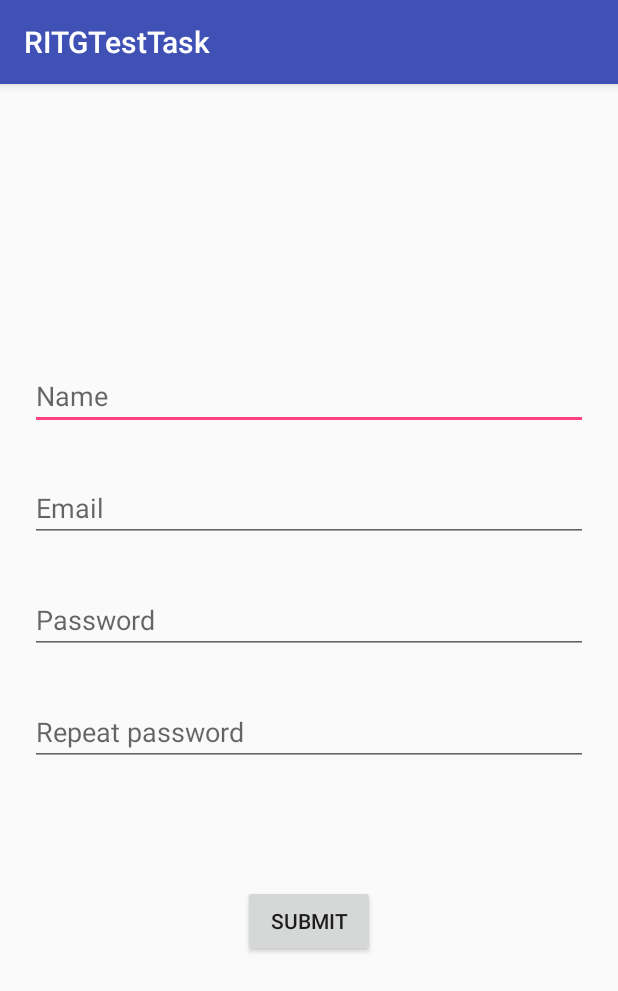
After one commit to Ke4nuReeves/RITGTestTask, an Android app: the fragment RegistrationFragment shown on its own in the app's theme, on a phone screen of 412 x 824 dp. The commit adds this screen. Shown: the top 991 px of the screen. Run offline under Robolectric (Android 15) with nearby library versions, the phone set to English and light mode, and no system bars.

Commit message:
Added RegistrationFragment, layout and some validation

```diff
--- a/app/src/main/java/com/dmitriytitov/ritgtesttask/MainActivity.java
+++ b/app/src/main/java/com/dmitriytitov/ritgtesttask/MainActivity.java
@@ -10,6 +10,7 @@ import android.os.Bundle;
 import com.dmitriytitov.ritgtesttask.data.DataLoader;
 import com.dmitriytitov.ritgtesttask.fragments.DataListFragment;
 import com.dmitriytitov.ritgtesttask.fragments.MusicFragment;
+import com.dmitriytitov.ritgtesttask.fragments.RegistrationFragment;
 
 public class MainActivity extends AppCompatActivity{
 
@@ -43,8 +44,7 @@ public class MainActivity extends AppCompatActivity{
                 case 3:
                     return new MusicFragment();
                 case 4:
-                    //TODO registration fragment
-                    break;
+                    return new RegistrationFragment();
             }
             return null;
         }
@@ -59,7 +59,7 @@ public class MainActivity extends AppCompatActivity{
 
         @Override
         public int getCount() {
-            return 4;
+            return 5;
         }
 
         //TODO change text to images
--- a/app/src/main/java/com/dmitriytitov/ritgtesttask/data/DataLoader.java
+++ b/app/src/main/java/com/dmitriytitov/ritgtesttask/data/DataLoader.java
@@ -41,7 +41,6 @@ public class DataLoader {
         this.recyclerView = recyclerView;
         this.requestType = requestType;
     }
-
 
     public void requestData() {
         switch (requestType) {
--- a/app/src/main/java/com/dmitriytitov/ritgtesttask/fragments/MusicFragment.java
+++ b/app/src/main/java/com/dmitriytitov/ritgtesttask/fragments/MusicFragment.java
@@ -21,6 +21,7 @@ import org.springframework.http.HttpMethod;
 import org.springframework.http.HttpStatus;
 import org.springframework.http.MediaType;
 import org.springframework.http.ResponseEntity;
+import org.springframework.web.client.RestClientException;
 import org.springframework.web.client.RestTemplate;
 
 import java.io.File;
@@ -87,7 +88,7 @@ public class MusicFragment extends Fragment {
         pauseButton.setOnClickListener(new View.OnClickListener() {
             @Override
             public void onClick(View v) {
-                if (mediaPlayer.isPlaying()) {
+                if (mediaPlayer != null && mediaPlayer.isPlaying()) {
                     mediaPlayer.pause();
                     onPause = true;
                 }
@@ -114,9 +115,15 @@ public class MusicFragment extends Fragment {
 
         @Override
         protected Boolean doInBackground(Void... params) {
+            try {
+                response = restTemplate.exchange(Constants.URL.GET_MUSIC,
+                        HttpMethod.GET, entity, byte[].class, "1");
 
-            response = restTemplate.exchange(Constants.URL.GET_MUSIC,
-                    HttpMethod.GET, entity, byte[].class, "1");
+            } catch (RestClientException ex) {
+
+                return false;
+            }
+
             return response.getStatusCode() == HttpStatus.OK;
         }
 
--- /dev/null
+++ b/app/src/main/java/com/dmitriytitov/ritgtesttask/fragments/RegistrationFragment.java
@@ -0,0 +1,160 @@
+package com.dmitriytitov.ritgtesttask.fragments;
+
+
+import android.os.Bundle;
+import android.support.v4.app.Fragment;
+import android.text.Editable;
+import android.text.TextWatcher;
+import android.view.LayoutInflater;
+import android.view.View;
+import android.view.ViewGroup;
+import android.widget.EditText;
+import android.widget.TextView;
+
+import com.dmitriytitov.ritgtesttask.R;
+
+/**
+ * A simple {@link Fragment} subclass.
+ */
+public class RegistrationFragment extends Fragment {
+
+    /*private EditText nameEditText;
+    private EditText emailEditText;*/
+    private EditText passEditText;
+    /*private EditText repeatPassEditText;*/
+    private TextView nameHint;
+    private TextView emailHint;
+    private TextView passHint;
+    private TextView repeatPassHint;
+
+    public RegistrationFragment() {
+        // Required empty public constructor
+    }
+
+
+    @Override
+    public View onCreateView(LayoutInflater inflater, ViewGroup container,
+                             Bundle savedInstanceState) {
+        // Inflate the layout for this fragment
+        View rootView =  inflater.inflate(R.layout.fragment_registration, container, false);
+
+        EditText nameEditText = (EditText) rootView.findViewById(R.id.name_field);
+        EditText emailEditText = (EditText) rootView.findViewById(R.id.email_field);
+        passEditText = (EditText) rootView.findViewById(R.id.password_field);
+        EditText repeatPassEditText = (EditText) rootView.findViewById(R.id.repeat_pass_field);
+
+        nameHint = (TextView) rootView.findViewById(R.id.name_hint);
+        emailHint = (TextView) rootView.findViewById(R.id.email_hint);
+        passHint = (TextView) rootView.findViewById(R.id.password_hint);
+        repeatPassHint = (TextView) rootView.findViewById(R.id.repeat_pass_hint);
+
+        nameEditText.addTextChangedListener(nameWatcher);
+        emailEditText.addTextChangedListener(emailWatcher);
+        passEditText.addTextChangedListener(passWatcher);
+        repeatPassEditText.addTextChangedListener(repeatPassWatcher);
+
+        return rootView;
+    }
+
+    private final TextWatcher nameWatcher = new TextWatcher() {
+        @Override
+        public void beforeTextChanged(CharSequence s, int start, int count, int after) {
+
+        }
+
+        @Override
+        public void onTextChanged(CharSequence s, int start, int before, int count) {
+
+        }
+
+        @Override
+        public void afterTextChanged(Editable s) {
+            if (s.length() == 0) {
+                nameHint.setVisibility(View.VISIBLE);
+                nameHint.setText(getResources().getString(R.string.enter_name_war));
+            } else if (s.length() < 4) {
+                nameHint.setVisibility(View.VISIBLE);
+                nameHint.setText(getResources().getString(R.string.short_name_war));
+            } else {
+              nameHint.setVisibility(View.INVISIBLE);
+            }
+        }
+    };
+
+    private final TextWatcher emailWatcher = new TextWatcher() {
+        @Override
+        public void beforeTextChanged(CharSequence s, int start, int count, int after) {
+
+        }
+
+        @Override
+        public void onTextChanged(CharSequence s, int start, int before, int count) {
+
+        }
+
+        @Override
+        public void afterTextChanged(Editable s) {
+            if (s.length() == 0) {
+                emailHint.setVisibility(View.VISIBLE);
+                emailHint.setText(getResources().getString(R.string.enter_email_war));
+            } else if (s.length() < 4) {
+                //TODO regular
+                emailHint.setVisibility(View.VISIBLE);
+                emailHint.setText(getResources().getString(R.string.incorrect_email_war));
+            } else {
+                emailHint.setVisibility(View.INVISIBLE);
+            }
+        }
+    };
+
+    private final TextWatcher passWatcher = new TextWatcher() {
+        @Override
+        public void beforeTextChanged(CharSequence s, int start, int count, int after) {
+
+        }
+
+        @Override
+        public void onTextChanged(CharSequence s, int start, int before, int count) {
+
+        }
+
+        @Override
+        public void afterTextChanged(Editable s) {
+            if (s.length() == 0) {
+                passHint.setVisibility(View.VISIBLE);
+                passHint.setText(getResources().getString(R.string.enter_pass_war));
+            } else if (s.length() < 6) {
+                passHint.setVisibility(View.VISIBLE);
+                passHint.setText(getResources().getString(R.string.short_pass_war));
+            } else {
+                passHint.setVisibility(View.INVISIBLE);
+            }
+        }
+    };
+
+    private final TextWatcher repeatPassWatcher = new TextWatcher() {
+        @Override
+        public void beforeTextChanged(CharSequence s, int start, int count, int after) {
+
+        }
+
+        @Override
+        public void onTextChanged(CharSequence s, int start, int before, int count) {
+
+        }
+
+        @Override
+        public void afterTextChanged(Editable s) {
+            if (s.length() == 0) {
+                repeatPassHint.setVisibility(View.VISIBLE);
+                repeatPassHint.setText(getResources().getString(R.string.repeat_pass_war));
+            } else if (!s.equals(passEditText.getText())) {
+                repeatPassHint.setVisibility(View.VISIBLE);
+                repeatPassHint.setText(getResources().getString(R.string.different_pass_war));
+            } else {
+                repeatPassHint.setVisibility(View.INVISIBLE);
+            }
+        }
+    };
+
+}
--- a/app/src/main/res/layout/fragment_music.xml
+++ b/app/src/main/res/layout/fragment_music.xml
@@ -10,7 +10,7 @@
         android:layout_width="150dp"
         android:layout_height="150dp"
         android:src="@drawable/play_ic_128"
-        android:contentDescription=""
+        android:contentDescription="@string/play_desc"
         />
 
     <ImageButton
@@ -20,7 +20,7 @@
         android:layout_marginLeft="30dp"
         android:layout_marginStart="30dp"
         android:src="@drawable/pause_ic_128"
-        android:contentDescription=""
+        android:contentDescription="@string/pause_desc"
         />
 
 </LinearLayout>
--- /dev/null
+++ b/app/src/main/res/layout/fragment_registration.xml
@@ -0,0 +1,109 @@
+<LinearLayout xmlns:android="http://schemas.android.com/apk/res/android"
+    xmlns:tools="http://schemas.android.com/tools"
+    android:layout_width="match_parent"
+    android:layout_height="match_parent"
+    android:orientation="vertical"
+    android:gravity="center"
+    tools:context="com.dmitriytitov.ritgtesttask.fragments.RegistrationFragment">
+
+    <EditText
+        android:id="@+id/name_field"
+        android:layout_width="match_parent"
+        android:layout_height="wrap_content"
+        android:layout_marginLeft="20dp"
+        android:layout_marginRight="20dp"
+        android:ems="10"
+        android:inputType="textPersonName"
+        android:maxLength="30"
+        android:hint="@string/name_hint"
+        />
+
+    <TextView
+        android:id="@+id/name_hint"
+        android:layout_width="match_parent"
+        android:layout_height="wrap_content"
+        android:paddingStart="20dp"
+        android:paddingLeft="20dp"
+        android:paddingEnd="20dp"
+        android:paddingRight="20dp"
+        android:layout_marginBottom="10dp"
+        android:visibility="invisible"
+        android:textColor="#fa2727"/>
+
+    <EditText
+        android:id="@+id/email_field"
+        android:layout_width="match_parent"
+        android:layout_height="wrap_content"
+        android:layout_marginLeft="20dp"
+        android:layout_marginRight="20dp"
+        android:ems="10"
+        android:inputType="textEmailAddress"
+        android:maxLength="30"
+        android:hint="@string/email_hint"
+        />
+
+    <TextView
+        android:id="@+id/email_hint"
+        android:layout_width="match_parent"
+        android:layout_height="wrap_content"
+        android:paddingStart="20dp"
+        android:paddingLeft="20dp"
+        android:paddingEnd="20dp"
+        android:paddingRight="20dp"
+        android:layout_marginBottom="10dp"
+        android:visibility="invisible"
+        android:textColor="#fa2727"/>
+
+    <EditText
+        android:id="@+id/password_field"
+        android:layout_width="match_parent"
+        android:layout_height="wrap_content"
+        android:layout_marginLeft="20dp"
+        android:layout_marginRight="20dp"
+        android:ems="10"
+        android:inputType="textPassword"
+        android:maxLength="30"
+        android:hint="@string/password_hint"
+        />
+
+    <TextView
+        android:id="@+id/password_hint"
+        android:layout_width="match_parent"
+        android:layout_height="wrap_content"
+        android:paddingStart="20dp"
+        android:paddingLeft="20dp"
+        android:paddingEnd="20dp"
+        android:paddingRight="20dp"
+        android:layout_marginBottom="10dp"
+        android:visibility="invisible"
+        android:textColor="#fa2727"/>
+
+    <EditText
+        android:id="@+id/repeat_pass_field"
+        android:layout_width="match_parent"
+        android:layout_height="wrap_content"
+        android:layout_marginLeft="20dp"
+        android:layout_marginRight="20dp"
+        android:ems="10"
+        android:inputType="textPassword"
+        android:maxLength="30"
+        android:hint="@string/pass_repeat_hint"
+        />
+
+    <TextView
+        android:id="@+id/repeat_pass_hint"
+        android:layout_width="match_parent"
+        android:layout_height="wrap_content"
+        android:paddingStart="20dp"
+        android:paddingLeft="20dp"
+        android:paddingEnd="20dp"
+        android:paddingRight="20dp"
+        android:layout_marginBottom="60dp"
+        android:visibility="invisible"
+        android:textColor="#fa2727"/>
+
+    <Button
+        android:layout_width="wrap_content"
+        android:layout_height="wrap_content"
+        android:text="@string/submit_button"/>
+</LinearLayout>
--- a/app/src/main/res/values/strings.xml
+++ b/app/src/main/res/values/strings.xml
@@ -11,4 +11,19 @@
     <string name="capital_column">Capital</string>
     <string name="play_desc">play_button</string>
     <string name="pause_desc">pause_button</string>
+
+    <string name="name_hint">Name</string>
+    <string name="email_hint">Email</string>
+    <string name="password_hint">Password</string>
+    <string name="pass_repeat_hint">Repeat password</string>
+    <string name="submit_button">Submit</string>
+
+    <string name="enter_name_war">Enter your name</string>
+    <string name="short_name_war">Name length min 4 symbols</string>
+    <string name="enter_email_war">Enter your email</string>
+    <string name="incorrect_email_war">Incorrect email address</string>
+    <string name="enter_pass_war">Enter password</string>
+    <string name="short_pass_war">Password length min 6 symbols</string>
+    <string name="repeat_pass_war">Repeat password</string>
+    <string name="different_pass_war">Different passwords</string>
 </resources>
```
